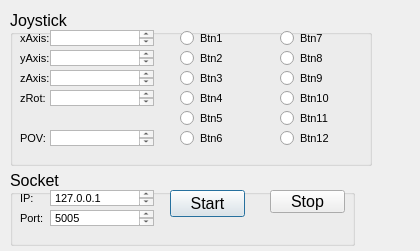
Hunterhal/robot_control_interface, file untitled.ui: the form before one commit.
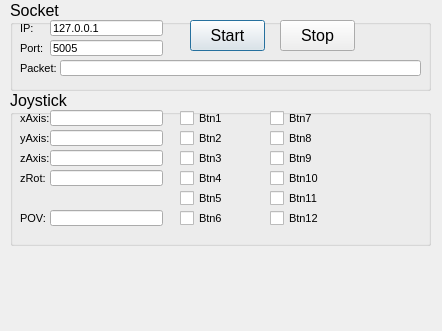
The form after the commit.

```diff
--- a/untitled.ui
+++ b/untitled.ui
@@ -7,8 +7,8 @@
    <rect>
     <x>0</x>
     <y>0</y>
-    <width>420</width>
-    <height>251</height>
+    <width>442</width>
+    <height>331</height>
    </rect>
   </property>
   <property name="windowTitle">
@@ -18,8 +18,8 @@
    <property name="geometry">
     <rect>
      <x>10</x>
-     <y>10</y>
-     <width>362</width>
+     <y>90</y>
+     <width>421</width>
      <height>156</height>
     </rect>
    </property>
@@ -103,12 +103,30 @@
      <string>zRot:</string>
     </property>
    </widget>
-   <widget class="QTextEdit" name="textXAxis">
+   <widget class="QLabel" name="label_5">
+    <property name="geometry">
+     <rect>
+      <x>10</x>
+      <y>120</y>
+      <width>31</width>
+      <height>16</height>
+     </rect>
+    </property>
+    <property name="font">
+     <font>
+      <pointsize>8</pointsize>
+     </font>
+    </property>
+    <property name="text">
+     <string>POV:</string>
+    </property>
+   </widget>
+   <widget class="QLineEdit" name="textXAxis">
     <property name="geometry">
      <rect>
       <x>40</x>
       <y>20</y>
-      <width>104</width>
+      <width>113</width>
       <height>16</height>
      </rect>
     </property>
@@ -117,23 +135,19 @@
       <pointsize>8</pointsize>
      </font>
     </property>
-    <property name="acceptDrops">
+    <property name="text">
+     <string/>
+    </property>
+    <property name="readOnly">
      <bool>true</bool>
     </property>
-    <property name="html">
-     <string>&lt;!DOCTYPE HTML PUBLIC &quot;-//W3C//DTD HTML 4.0//EN&quot; &quot;http://www.w3.org/TR/REC-html40/strict.dtd&quot;&gt;
-&lt;html&gt;&lt;head&gt;&lt;meta name=&quot;qrichtext&quot; content=&quot;1&quot; /&gt;&lt;style type=&quot;text/css&quot;&gt;
-p, li { white-space: pre-wrap; }
-&lt;/style&gt;&lt;/head&gt;&lt;body style=&quot; font-family:'MS Shell Dlg 2'; font-size:8pt; font-weight:400; font-style:normal;&quot;&gt;
-&lt;p style=&quot;-qt-paragraph-type:empty; margin-top:0px; margin-bottom:0px; margin-left:0px; margin-right:0px; -qt-block-indent:0; text-indent:0px; font-size:12pt;&quot;&gt;&lt;br /&gt;&lt;/p&gt;&lt;/body&gt;&lt;/html&gt;</string>
-    </property>
    </widget>
-   <widget class="QTextEdit" name="textYAxis">
+   <widget class="QLineEdit" name="textYAxis">
     <property name="geometry">
      <rect>
       <x>40</x>
       <y>40</y>
-      <width>104</width>
+      <width>113</width>
       <height>16</height>
      </rect>
     </property>
@@ -142,13 +156,19 @@
       <pointsize>8</pointsize>
      </font>
     </property>
+    <property name="text">
+     <string/>
+    </property>
+    <property name="readOnly">
+     <bool>true</bool>
+    </property>
    </widget>
-   <widget class="QTextEdit" name="textZAxis">
+   <widget class="QLineEdit" name="textZAxis">
     <property name="geometry">
      <rect>
       <x>40</x>
       <y>60</y>
-      <width>104</width>
+      <width>113</width>
       <height>16</height>
      </rect>
     </property>
@@ -157,13 +177,19 @@
       <pointsize>8</pointsize>
      </font>
     </property>
+    <property name="text">
+     <string/>
+    </property>
+    <property name="readOnly">
+     <bool>true</bool>
+    </property>
    </widget>
-   <widget class="QTextEdit" name="textZRot">
+   <widget class="QLineEdit" name="textZRot">
     <property name="geometry">
      <rect>
       <x>40</x>
       <y>80</y>
-      <width>104</width>
+      <width>113</width>
       <height>16</height>
      </rect>
     </property>
@@ -172,14 +198,41 @@
       <pointsize>8</pointsize>
      </font>
     </property>
+    <property name="text">
+     <string/>
+    </property>
+    <property name="readOnly">
+     <bool>true</bool>
+    </property>
    </widget>
-   <widget class="QRadioButton" name="radioButton1">
+   <widget class="QLineEdit" name="textPov">
+    <property name="geometry">
+     <rect>
+      <x>40</x>
+      <y>120</y>
+      <width>113</width>
+      <height>16</height>
+     </rect>
+    </property>
+    <property name="font">
+     <font>
+      <pointsize>8</pointsize>
+     </font>
+    </property>
+    <property name="text">
+     <string/>
+    </property>
+    <property name="readOnly">
+     <bool>true</bool>
+    </property>
+   </widget>
+   <widget class="QCheckBox" name="checkBtn_1">
     <property name="geometry">
      <rect>
       <x>170</x>
       <y>20</y>
-      <width>82</width>
-      <height>16</height>
+      <width>70</width>
+      <height>17</height>
      </rect>
     </property>
     <property name="font">
@@ -191,13 +244,13 @@
      <string>Btn1</string>
     </property>
    </widget>
-   <widget class="QRadioButton" name="radioButton_2">
+   <widget class="QCheckBox" name="checkBtn_2">
     <property name="geometry">
      <rect>
       <x>170</x>
       <y>40</y>
-      <width>82</width>
-      <height>16</height>
+      <width>70</width>
+      <height>17</height>
      </rect>
     </property>
     <property name="font">
@@ -209,13 +262,13 @@
      <string>Btn2</string>
     </property>
    </widget>
-   <widget class="QRadioButton" name="radioButton_3">
+   <widget class="QCheckBox" name="checkBtn_3">
     <property name="geometry">
      <rect>
       <x>170</x>
       <y>60</y>
-      <width>82</width>
-      <height>16</height>
+      <width>70</width>
+      <height>17</height>
      </rect>
     </property>
     <property name="font">
@@ -227,13 +280,13 @@
      <string>Btn3</string>
     </property>
    </widget>
-   <widget class="QRadioButton" name="radioButton_4">
+   <widget class="QCheckBox" name="checkBtn_4">
     <property name="geometry">
      <rect>
       <x>170</x>
       <y>80</y>
-      <width>82</width>
-      <height>16</height>
+      <width>70</width>
+      <height>17</height>
      </rect>
     </property>
     <property name="font">
@@ -245,13 +298,13 @@
      <string>Btn4</string>
     </property>
    </widget>
-   <widget class="QRadioButton" name="radioButton_5">
+   <widget class="QCheckBox" name="checkBtn_5">
     <property name="geometry">
      <rect>
       <x>170</x>
       <y>100</y>
-      <width>82</width>
-      <height>16</height>
+      <width>70</width>
+      <height>17</height>
      </rect>
     </property>
     <property name="font">
@@ -263,13 +316,13 @@
      <string>Btn5</string>
     </property>
    </widget>
-   <widget class="QRadioButton" name="radioButton_6">
+   <widget class="QCheckBox" name="checkBtn_6">
     <property name="geometry">
      <rect>
       <x>170</x>
       <y>120</y>
-      <width>82</width>
-      <height>16</height>
+      <width>70</width>
+      <height>17</height>
      </rect>
     </property>
     <property name="font">
@@ -281,13 +334,13 @@
      <string>Btn6</string>
     </property>
    </widget>
-   <widget class="QRadioButton" name="radioButton_12">
+   <widget class="QCheckBox" name="checkBtn_7">
     <property name="geometry">
      <rect>
-      <x>270</x>
+      <x>260</x>
       <y>120</y>
-      <width>82</width>
-      <height>16</height>
+      <width>70</width>
+      <height>17</height>
      </rect>
     </property>
     <property name="font">
@@ -299,13 +352,13 @@
      <string>Btn12</string>
     </property>
    </widget>
-   <widget class="QRadioButton" name="radioButton_8">
+   <widget class="QCheckBox" name="checkBtn_8">
     <property name="geometry">
      <rect>
-      <x>270</x>
+      <x>260</x>
       <y>40</y>
-      <width>82</width>
-      <height>16</height>
+      <width>70</width>
+      <height>17</height>
      </rect>
     </property>
     <property name="font">
@@ -317,13 +370,13 @@
      <string>Btn8</string>
     </property>
    </widget>
-   <widget class="QRadioButton" name="radioButton_10">
+   <widget class="QCheckBox" name="checkBtn_9">
     <property name="geometry">
      <rect>
-      <x>270</x>
+      <x>260</x>
       <y>80</y>
-      <width>82</width>
-      <height>16</height>
+      <width>70</width>
+      <height>17</height>
      </rect>
     </property>
     <property name="font">
@@ -335,13 +388,13 @@
      <string>Btn10</string>
     </property>
    </widget>
-   <widget class="QRadioButton" name="radioButton_11">
+   <widget class="QCheckBox" name="checkBtn_10">
     <property name="geometry">
      <rect>
-      <x>270</x>
+      <x>260</x>
       <y>100</y>
-      <width>82</width>
-      <height>16</height>
+      <width>70</width>
+      <height>17</height>
      </rect>
     </property>
     <property name="font">
@@ -353,13 +406,13 @@
      <string>Btn11</string>
     </property>
    </widget>
-   <widget class="QRadioButton" name="radioButton_7">
+   <widget class="QCheckBox" name="checkBtn_11">
     <property name="geometry">
      <rect>
-      <x>270</x>
+      <x>260</x>
       <y>20</y>
-      <width>82</width>
-      <height>16</height>
+      <width>70</width>
+      <height>17</height>
      </rect>
     </property>
     <property name="font">
@@ -371,13 +424,13 @@
      <string>Btn7</string>
     </property>
    </widget>
-   <widget class="QRadioButton" name="radioButton_9">
+   <widget class="QCheckBox" name="checkBtn_12">
     <property name="geometry">
      <rect>
-      <x>270</x>
+      <x>260</x>
       <y>60</y>
-      <width>82</width>
-      <height>16</height>
+      <width>70</width>
+      <height>17</height>
      </rect>
     </property>
     <property name="font">
@@ -389,47 +442,14 @@
      <string>Btn9</string>
     </property>
    </widget>
-   <widget class="QLabel" name="label_5">
-    <property name="geometry">
-     <rect>
-      <x>10</x>
-      <y>120</y>
-      <width>31</width>
-      <height>16</height>
-     </rect>
-    </property>
-    <property name="font">
-     <font>
-      <pointsize>8</pointsize>
-     </font>
-    </property>
-    <property name="text">
-     <string>POV:</string>
-    </property>
-   </widget>
-   <widget class="QTextEdit" name="textPOV">
-    <property name="geometry">
-     <rect>
-      <x>40</x>
-      <y>120</y>
-      <width>104</width>
-      <height>16</height>
-     </rect>
-    </property>
-    <property name="font">
-     <font>
-      <pointsize>8</pointsize>
-     </font>
-    </property>
-   </widget>
   </widget>
   <widget class="QGroupBox" name="groupBox_2">
    <property name="geometry">
     <rect>
      <x>10</x>
-     <y>170</y>
-     <width>345</width>
-     <height>76</height>
+     <y>0</y>
+     <width>421</width>
+     <height>91</height>
     </rect>
    </property>
    <property name="font">
@@ -458,23 +478,6 @@
      <string>IP:</string>
     </property>
    </widget>
-   <widget class="QTextEdit" name="textIP">
-    <property name="geometry">
-     <rect>
-      <x>40</x>
-      <y>20</y>
-      <width>104</width>
-      <height>16</height>
-     </rect>
-    </property>
-    <property name="html">
-     <string>&lt;!DOCTYPE HTML PUBLIC &quot;-//W3C//DTD HTML 4.0//EN&quot; &quot;http://www.w3.org/TR/REC-html40/strict.dtd&quot;&gt;
-&lt;html&gt;&lt;head&gt;&lt;meta name=&quot;qrichtext&quot; content=&quot;1&quot; /&gt;&lt;style type=&quot;text/css&quot;&gt;
-p, li { white-space: pre-wrap; }
-&lt;/style&gt;&lt;/head&gt;&lt;body style=&quot; font-family:'MS Shell Dlg 2'; font-size:12pt; font-weight:400; font-style:normal;&quot;&gt;
-&lt;p style=&quot; margin-top:0px; margin-bottom:0px; margin-left:0px; margin-right:0px; -qt-block-indent:0; text-indent:0px;&quot;&gt;&lt;span style=&quot; font-size:8pt;&quot;&gt;127.0.0.1&lt;/span&gt;&lt;/p&gt;&lt;/body&gt;&lt;/html&gt;</string>
-    </property>
-   </widget>
    <widget class="QLabel" name="label_7">
     <property name="geometry">
      <rect>
@@ -493,31 +496,13 @@
      <string>Port:</string>
     </property>
    </widget>
-   <widget class="QTextEdit" name="textPort">
-    <property name="geometry">
-     <rect>
-      <x>40</x>
-      <y>40</y>
-      <width>104</width>
-      <height>16</height>
-     </rect>
-    </property>
-    <property name="html">
-     <string>&lt;!DOCTYPE HTML PUBLIC &quot;-//W3C//DTD HTML 4.0//EN&quot; &quot;http://www.w3.org/TR/REC-html40/strict.dtd&quot;&gt;
-&lt;html&gt;&lt;head&gt;&lt;meta name=&quot;qrichtext&quot; content=&quot;1&quot; /&gt;&lt;style type=&quot;text/css&quot;&gt;
-p, li { white-space: pre-wrap; }
-&lt;/style&gt;&lt;/head&gt;&lt;body style=&quot; font-family:'MS Shell Dlg 2'; font-size:12pt; font-weight:400; font-style:normal;&quot;&gt;
-&lt;p style=&quot; margin-top:0px; margin-bottom:0px; margin-left:0px; margin-right:0px; -qt-block-indent:0; text-indent:0px;&quot;&gt;&lt;span style=&quot; font-size:8pt;&quot;&gt;5005&lt;/span&gt;&lt;/p&gt;
-&lt;p style=&quot;-qt-paragraph-type:empty; margin-top:0px; margin-bottom:0px; margin-left:0px; margin-right:0px; -qt-block-indent:0; text-indent:0px; font-size:8pt;&quot;&gt;&lt;br /&gt;&lt;/p&gt;&lt;/body&gt;&lt;/html&gt;</string>
-    </property>
-   </widget>
    <widget class="QPushButton" name="pushBtnStart">
     <property name="geometry">
      <rect>
-      <x>160</x>
+      <x>180</x>
       <y>20</y>
       <width>75</width>
-      <height>27</height>
+      <height>31</height>
      </rect>
     </property>
     <property name="text">
@@ -527,16 +512,91 @@
    <widget class="QPushButton" name="pushBtnStop">
     <property name="geometry">
      <rect>
-      <x>260</x>
+      <x>270</x>
       <y>20</y>
       <width>75</width>
-      <height>23</height>
+      <height>31</height>
      </rect>
     </property>
     <property name="text">
      <string>Stop</string>
     </property>
    </widget>
+   <widget class="QLabel" name="label_8">
+    <property name="geometry">
+     <rect>
+      <x>10</x>
+      <y>60</y>
+      <width>41</width>
+      <height>16</height>
+     </rect>
+    </property>
+    <property name="font">
+     <font>
+      <pointsize>8</pointsize>
+     </font>
+    </property>
+    <property name="text">
+     <string>Packet:</string>
+    </property>
+   </widget>
+   <widget class="QLineEdit" name="textIP">
+    <property name="geometry">
+     <rect>
+      <x>40</x>
+      <y>20</y>
+      <width>113</width>
+      <height>16</height>
+     </rect>
+    </property>
+    <property name="font">
+     <font>
+      <pointsize>8</pointsize>
+     </font>
+    </property>
+    <property name="text">
+     <string>127.0.0.1</string>
+    </property>
+   </widget>
+   <widget class="QLineEdit" name="textPort">
+    <property name="geometry">
+     <rect>
+      <x>40</x>
+      <y>40</y>
+      <width>113</width>
+      <height>16</height>
+     </rect>
+    </property>
+    <property name="font">
+     <font>
+      <pointsize>8</pointsize>
+     </font>
+    </property>
+    <property name="text">
+     <string>5005</string>
+    </property>
+   </widget>
+   <widget class="QLineEdit" name="textPacket">
+    <property name="geometry">
+     <rect>
+      <x>50</x>
+      <y>60</y>
+      <width>361</width>
+      <height>16</height>
+     </rect>
+    </property>
+    <property name="font">
+     <font>
+      <pointsize>8</pointsize>
+     </font>
+    </property>
+    <property name="text">
+     <string/>
+    </property>
+    <property name="readOnly">
+     <bool>true</bool>
+    </property>
+   </widget>
   </widget>
  </widget>
  <resources/>
```
Left out of the diff: 3 changed lines with no effect on the pictures.
